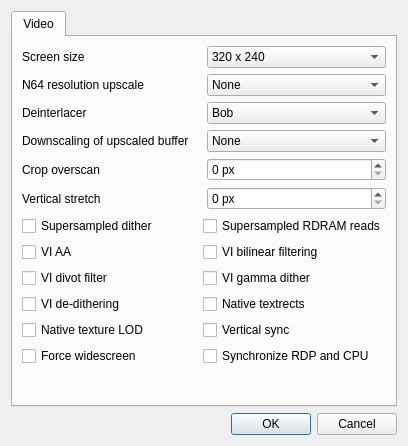
The window that Source/3rdParty/mupen64plus-video-parallel/UserInterface/MainDialog.ui (Rosalie241/RMG) describes before a commit, drawn with Qt 5.
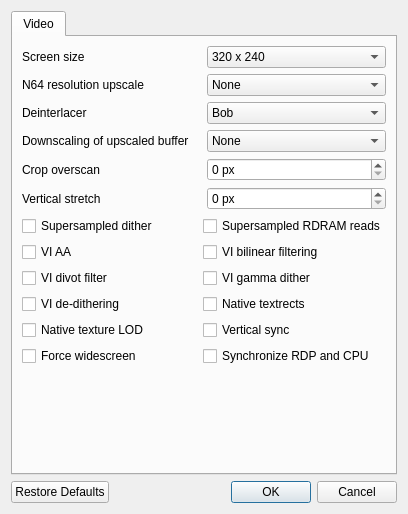
The same window after the commit.

Commit message: 3rdParty: implement default button for mupen64plus-video-parallel

The edit to the form file:
```diff
--- a/Source/3rdParty/mupen64plus-video-parallel/UserInterface/MainDialog.ui
+++ b/Source/3rdParty/mupen64plus-video-parallel/UserInterface/MainDialog.ui
@@ -7,7 +7,7 @@
     <x>0</x>
     <y>0</y>
     <width>408</width>
-    <height>446</height>
+    <height>514</height>
    </rect>
   </property>
   <property name="windowTitle">
@@ -361,7 +361,7 @@
       <enum>Qt::Horizontal</enum>
      </property>
      <property name="standardButtons">
-      <set>QDialogButtonBox::Cancel|QDialogButtonBox::Ok</set>
+      <set>QDialogButtonBox::StandardButton::Cancel|QDialogButtonBox::StandardButton::Ok|QDialogButtonBox::StandardButton::RestoreDefaults</set>
      </property>
     </widget>
    </item>
```
Left out of the diff: 4 changed lines with no effect on the pictures. The commit also changes 1 other file.
